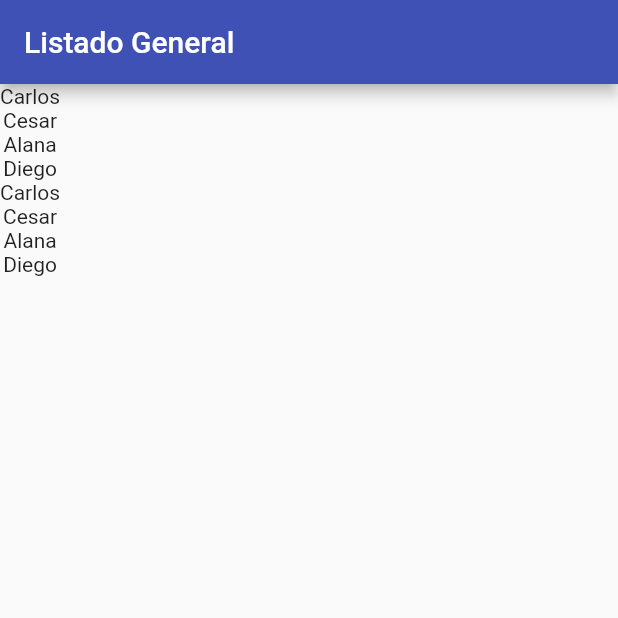
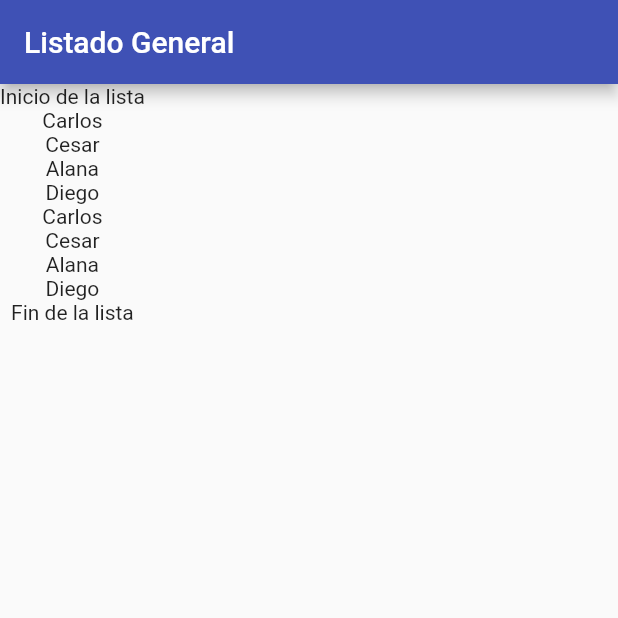
Before and after one commit to stark-ace-1891/tf05c_0012_state2, a Flutter app: the screen it shows after launch, on a phone screen of 412 x 824 dp, the top half of it. Run offline on Flutter 3.47's test engine with Material 2 defaults, Android fonts, the phone set to English and light mode, and no system bars.

Commit message:
Modificando el childern del Column

```diff
--- a/lib/main.dart
+++ b/lib/main.dart
@@ -64,11 +64,15 @@ class HomePage extends StatelessWidget {
       //   ],
       // ),
       body: Column(
-        children: nombres
-            .map(
-              (String e) => Text(e),
-            )
-            .toList(),
+        children: [
+          Text("Inicio de la lista"),
+          ...nombres
+              .map(
+                (String e) => Text(e),
+              )
+              .toList(),
+          Text("Fin de la lista"),
+        ],
       ),
     );
   }
```
